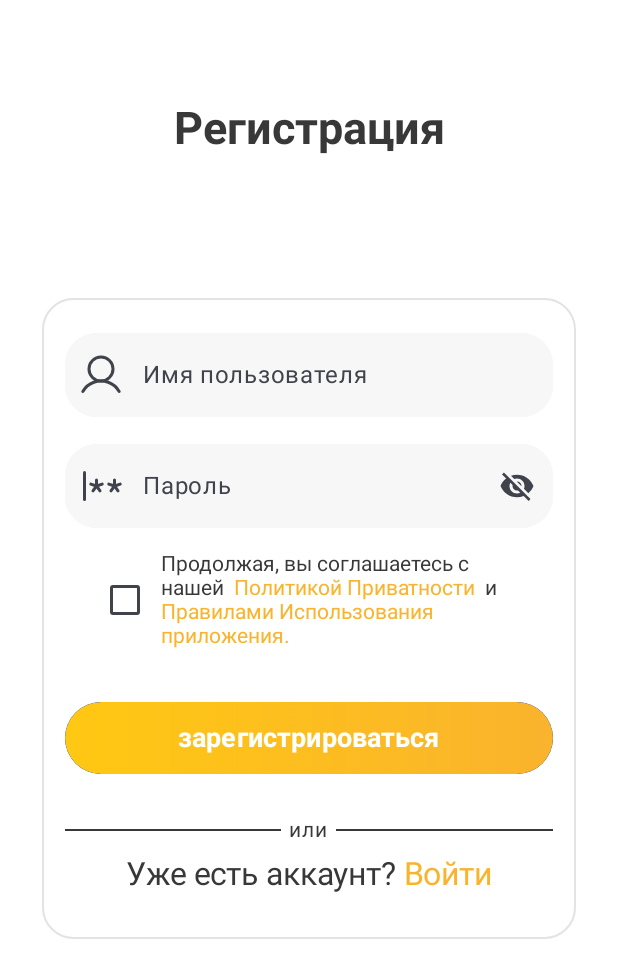
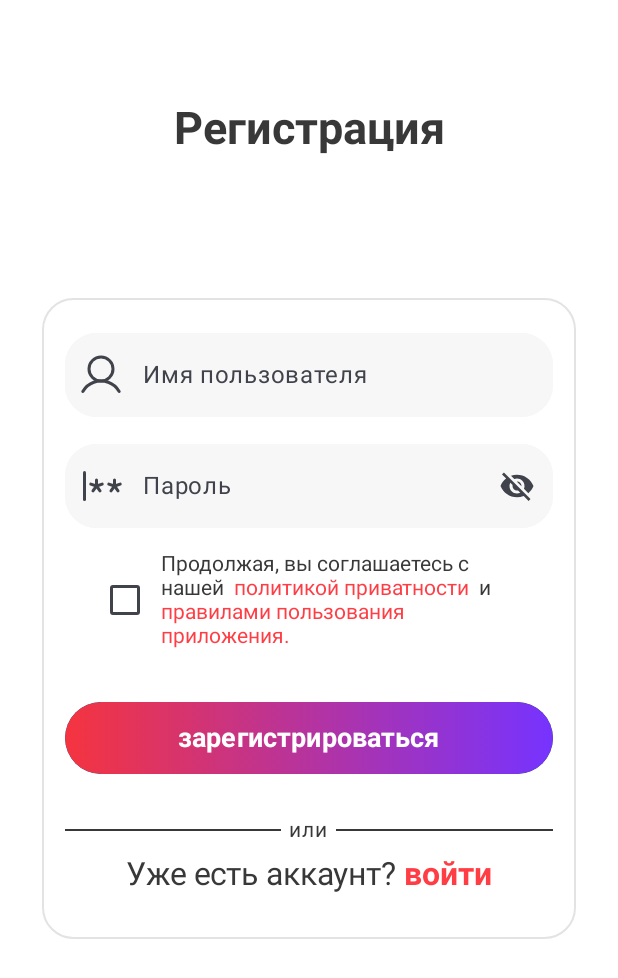
Before and after one commit to drDeepl/PurchasedProductApp, an Android app built with Jetpack Compose: the screen it shows after launch (MainActivity), on a phone screen of 412 x 824 dp. Shown: the top 978 px of the screen. Run offline under Robolectric (Android 15) with nearby library versions, the phone set to English and light mode, and no system bars; our stand-ins replace accompanist.

Commit message:
add colors

```diff
--- a/app/src/main/java/com/mypurchasedproduct/MainActivity.kt
+++ b/app/src/main/java/com/mypurchasedproduct/MainActivity.kt
@@ -3,16 +3,22 @@ package com.mypurchasedproduct
 import android.os.Bundle
 import androidx.activity.ComponentActivity
 import androidx.activity.compose.setContent
+import androidx.compose.animation.Crossfade
 import androidx.compose.foundation.layout.fillMaxSize
 import androidx.compose.material3.MaterialTheme
 import androidx.compose.material3.Surface
 import androidx.compose.material3.Text
 import androidx.compose.runtime.Composable
 import androidx.compose.ui.Modifier
+import androidx.compose.ui.graphics.Color
 import androidx.compose.ui.tooling.preview.Preview
 import com.mypurchasedproduct.app.PurchasedProductApp
+import com.mypurchasedproduct.navigation.PurchasedProductAppRouter
+import com.mypurchasedproduct.navigation.Screen
+import com.mypurchasedproduct.screens.LogInScreen
 import com.mypurchasedproduct.screens.MainScreen
 import com.mypurchasedproduct.screens.SignUpScreen
+import com.mypurchasedproduct.screens.TermsAndConditionScreen
 import com.mypurchasedproduct.ui.theme.MyPurchasedProductTheme
 
 
@@ -21,9 +27,23 @@ class MainActivity : ComponentActivity() {
         super.onCreate(savedInstanceState)
         setContent {
             MyPurchasedProductTheme {
-                // A surface container using the 'background' color from the theme
-//                MainScreen()
-                PurchasedProductApp()
+                Surface(modifier= Modifier.fillMaxSize(), color = Color.White) {
+                    Crossfade(targetState = PurchasedProductAppRouter.currentScreen) { currentState ->
+                        when(currentState.value){
+                            is Screen.SignUpScreen ->{
+                                SignUpScreen()
+                            }
+                            is Screen.TermsAndConditionsScreen ->{
+                                TermsAndConditionScreen()
+                            }
+                            is Screen.LogInScreen ->{
+                                LogInScreen()
+                            }
+                        }
+
+                    }
+
+                }
             }
         }
     }
--- a/app/src/main/java/com/mypurchasedproduct/app/PurchasedProductApp.kt
+++ b/app/src/main/java/com/mypurchasedproduct/app/PurchasedProductApp.kt
@@ -14,23 +14,6 @@ import com.mypurchasedproduct.screens.TermsAndConditionScreen
 
 @Composable
 fun PurchasedProductApp() {
-    Surface(modifier= Modifier.fillMaxSize(), color = Color.White) {
 
-        Crossfade(targetState = PurchasedProductAppRouter.currentScreen) {currentState ->
-            when(currentState.value){
-                is Screen.SignUpScreen ->{
-                    SignUpScreen()
-                }
-                is Screen.TermsAndConditionsScreen ->{
-                    TermsAndConditionScreen()
-                }
-                is Screen.LogInScreen ->{
-                    LogInScreen()
-                }
-            }
-
-        }
-
-    }
 
 }
--- a/app/src/main/java/com/mypurchasedproduct/ui/components/AppComponents.kt
+++ b/app/src/main/java/com/mypurchasedproduct/ui/components/AppComponents.kt
@@ -67,6 +67,8 @@ import com.mypurchasedproduct.R
 import com.mypurchasedproduct.ui.theme.AccentLightYellow
 import com.mypurchasedproduct.ui.theme.TextColor
 import com.mypurchasedproduct.ui.theme.AccentYellowColor
+import com.mypurchasedproduct.ui.theme.AcidPurpleColor
+import com.mypurchasedproduct.ui.theme.AcidRedColor
 import com.mypurchasedproduct.ui.theme.BackgroundColor
 import com.mypurchasedproduct.ui.theme.LightGreyColor
 import com.mypurchasedproduct.ui.theme.SecondaryColor
@@ -119,7 +121,7 @@ fun MyTextField(textValue: MutableState<String>,labelValue: String, icon: Painte
         onValueChange = { it: String -> textValue.value = it },
         label = { Text(text = labelValue) },
         colors = TextFieldDefaults.outlinedTextFieldColors(
-            focusedBorderColor = AccentYellowColor,
+            focusedBorderColor = AcidRedColor,
             focusedLabelColor = Color.Black,
             containerColor = LightGreyColor,
             unfocusedBorderColor = LightGreyColor
@@ -149,7 +151,7 @@ fun MyTextFieldPassword(passwordValue: MutableState<String>, labelValue: String,
         onValueChange = { it: String -> passwordValue.value = it },
         label = { Text(text = labelValue) },
         colors = TextFieldDefaults.outlinedTextFieldColors(
-            focusedBorderColor = AccentYellowColor,
+            focusedBorderColor = AcidRedColor,
             focusedLabelColor = Color.Black,
             containerColor = LightGreyColor,
             unfocusedBorderColor = LightGreyColor
@@ -193,7 +195,7 @@ fun CheckBoxComponent(checkedState: MutableState<Boolean>, textValue:String, onT
             checked = checkedState.value,
             onCheckedChange = {checkedState.value = !checkedState.value},
             colors= CheckboxDefaults.colors(
-                checkedColor= AccentYellowColor
+                checkedColor= AcidRedColor
             ),
             )
         ClickableTextComponent(value = textValue, onTextSelected)
@@ -203,18 +205,18 @@ fun CheckBoxComponent(checkedState: MutableState<Boolean>, textValue:String, onT
 @Composable
 fun ClickableTextComponent(value:String, onTextSelected: (String) -> Unit){
     val initialText = "Продолжая, вы соглашаетесь с нашей "
-    val privacyPolicyText = " Политикой Приватности "
+    val privacyPolicyText = " политикой приватности "
     val andText = " и "
-    val termsAndConditionsText = " Правилами Использования приложения."
+    val termsAndConditionsText = " правилами пользования приложения."
 
     val annotedString = buildAnnotatedString {
         append(initialText)
-        withStyle(style= SpanStyle(color= AccentYellowColor)){
+        withStyle(style= SpanStyle(color= AcidRedColor)){
             pushStringAnnotation(tag = privacyPolicyText, annotation = privacyPolicyText)
             append(privacyPolicyText)
         }
         append(andText)
-        withStyle(style= SpanStyle(color= AccentYellowColor)){
+        withStyle(style= SpanStyle(color= AcidRedColor)){
             pushStringAnnotation(tag = termsAndConditionsText, annotation = termsAndConditionsText)
             append(termsAndConditionsText)
         }
@@ -236,11 +238,11 @@ fun ClickableTextComponent(value:String, onTextSelected: (String) -> Unit){
 @Composable
 fun ClickableTextLogInComponent(onTextSelected : (String) -> Unit){
     val initialText = "Уже есть аккаунт?"
-    val logInText = " Войти"
+    val logInText = " войти"
 
     val annotedString = buildAnnotatedString {
         append(initialText)
-        withStyle(style=SpanStyle(color= AccentYellowColor)){
+        withStyle(style=SpanStyle(color= AcidRedColor, fontWeight= FontWeight.Bold)){
             pushStringAnnotation(tag=logInText, annotation = logInText)
             append(logInText)
         }
@@ -283,7 +285,7 @@ fun ButtonComponent(value: String, onClickButton: () -> Unit){
                 .fillMaxWidth()
                 .heightIn(48.dp)
                 .background(
-                    brush = Brush.horizontalGradient(listOf(AccentLightYellow, AccentYellowColor)),
+                    brush = Brush.horizontalGradient(listOf(AcidRedColor, AcidPurpleColor)),
                     shape = RoundedCornerShape(50.dp)
                 ),
             contentAlignment = Alignment.Center
--- a/app/src/main/java/com/mypurchasedproduct/ui/theme/Color.kt
+++ b/app/src/main/java/com/mypurchasedproduct/ui/theme/Color.kt
@@ -18,3 +18,6 @@ val SecondaryColor = Color(0xFFE3E3E3)
 
 val LightGreyColor = Color(0XFFF7F7F7)
 val BackgroundColor = Color(0xFFFCFAF8)
+
+val AcidRedColor = Color(0xFF3FF333C)
+val AcidPurpleColor = Color(0xFF7633FF)
```
